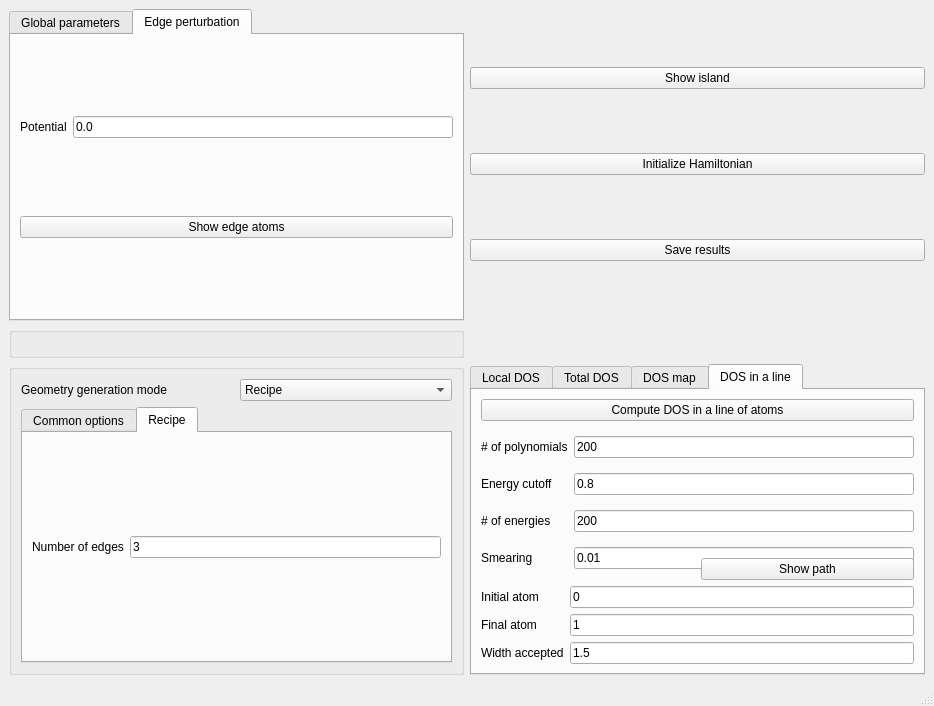
Above: development/interface-pyqt/huge_0d/interface.ui from joselado/quantum-honeycomp before the change. Below: the same form after it.
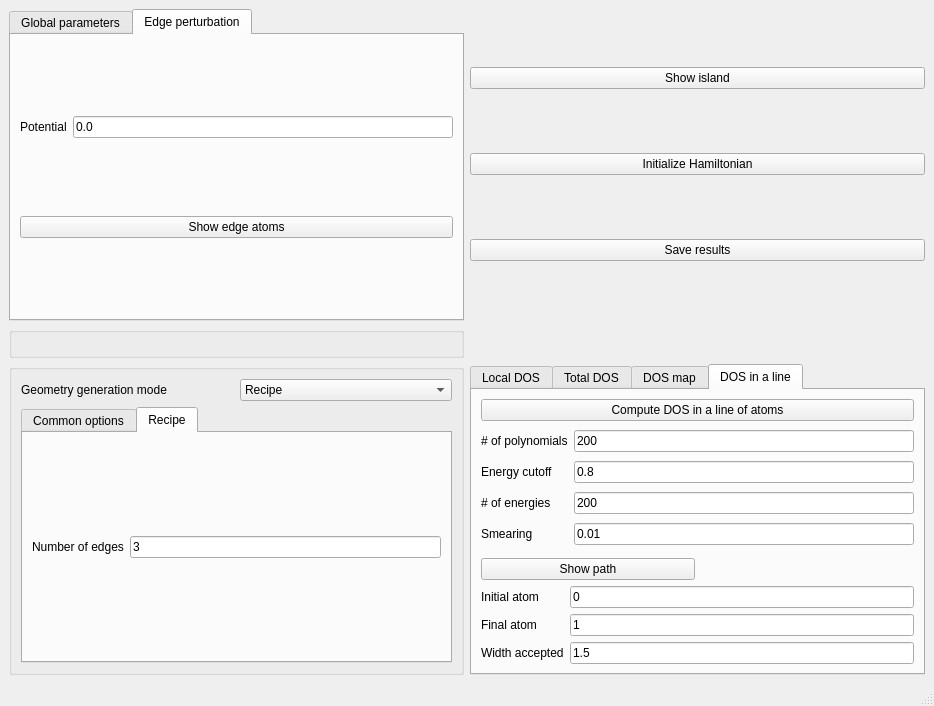
That is the form after the change.

Diff of the .ui file:
```diff
--- a/development/interface-pyqt/huge_0d/interface.ui
+++ b/development/interface-pyqt/huge_0d/interface.ui
@@ -838,14 +838,7 @@
           </item>
          </layout>
         </item>
-        <item row="2" column="1">
-         <widget class="QPushButton" name="show_path">
-          <property name="text">
-           <string>Show path</string>
-          </property>
-         </widget>
-        </item>
-        <item row="3" column="0" colspan="2">
+        <item row="4" column="0" colspan="2">
          <layout class="QGridLayout" name="gridLayout_12">
           <item row="1" column="0">
            <widget class="QLabel" name="label_29">
@@ -891,6 +884,13 @@
           </item>
          </layout>
         </item>
+        <item row="3" column="0">
+         <widget class="QPushButton" name="show_path">
+          <property name="text">
+           <string>Show path</string>
+          </property>
+         </widget>
+        </item>
        </layout>
       </widget>
      </widget>
```
